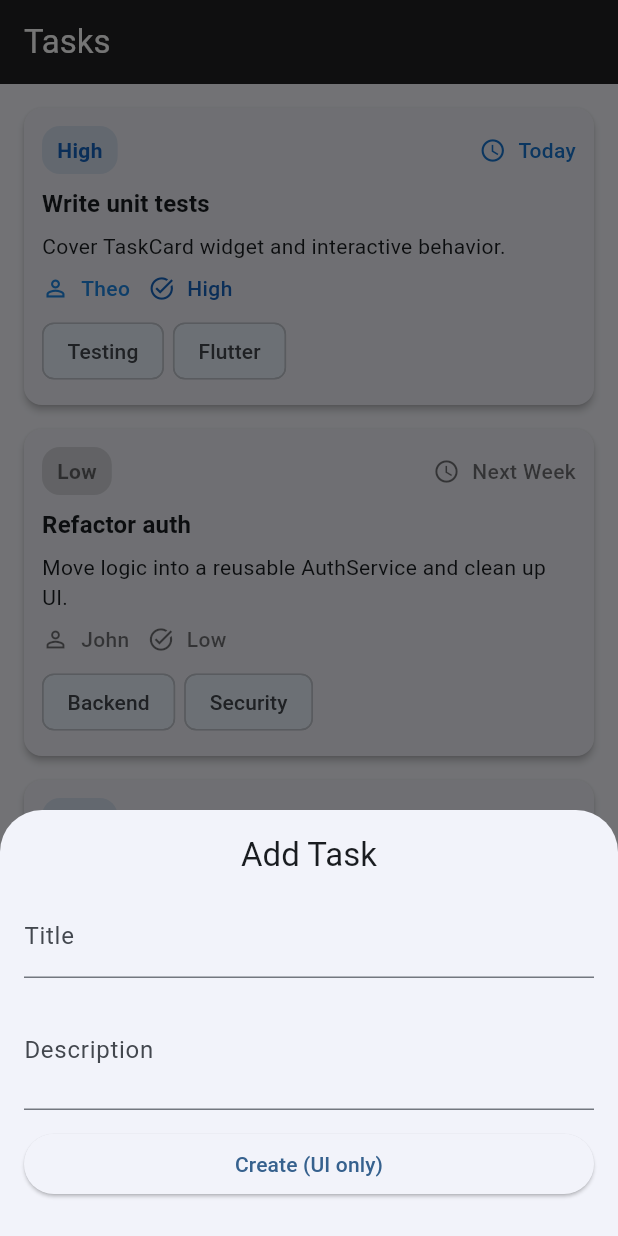
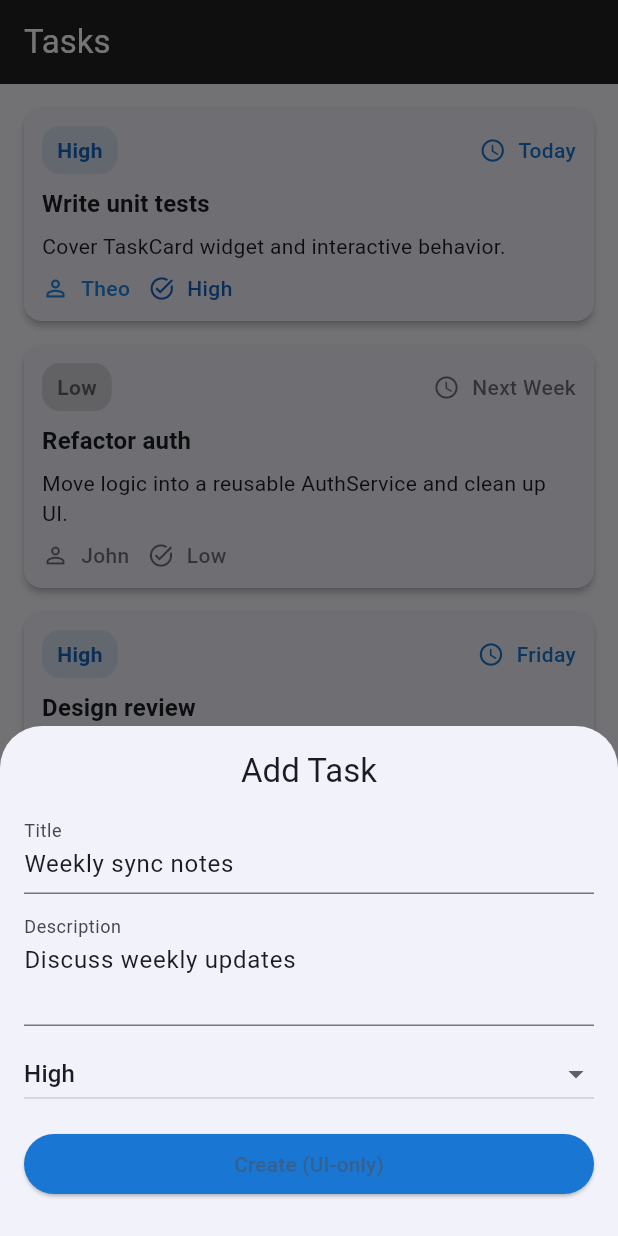
Before and after one commit to Theo-retical808/exercises, a Flutter app: the screen it shows after launch, after a tap on the "add" icon, on a phone screen of 412 x 824 dp. Run offline on Flutter 3.47's test engine with Material 3 defaults, Android fonts, the light colour scheme and no system bars.

Commit message:
C: customized FAB modal

```diff
--- a/lib/main.dart
+++ b/lib/main.dart
@@ -72,9 +72,7 @@ class TaskListPage extends StatelessWidget {
             priority: t['priority']! as String,
             dueDate: t['dueDate'] as String?,
             assignee: t['assignee'] as String?,
-            tags: t['tags'] != null
-                ? List<String>.from(t['tags']! as List)
-                : null,
+            tags: (t['tags'] as List<dynamic>?)?.cast<String>(),
           );
         },
       ),
@@ -86,10 +84,15 @@ class TaskListPage extends StatelessWidget {
   }
 
   void _openAddModal(BuildContext context) {
+    final titleController = TextEditingController(text: 'Weekly sync notes');
+    final descController = TextEditingController(text: 'Discuss weekly updates');
+    String selectedPriority = 'High';
+
     showModalBottomSheet(
       context: context,
       isScrollControlled: true,
-      builder: (_) {
+      builder: (_) => StatefulBuilder(
+        builder: (context, setState) {
           return Padding(
             padding: EdgeInsets.only(
               bottom: MediaQuery.of(context).viewInsets.bottom,
@@ -101,21 +104,47 @@ class TaskListPage extends StatelessWidget {
                 children: [
                   Text('Add Task', style: Theme.of(context).textTheme.titleLarge),
                   const SizedBox(height: 12),
-                const TextField(
-                  decoration: InputDecoration(labelText: 'Title'),
+                  TextField(
+                    controller: titleController,
+                    decoration: const InputDecoration(labelText: 'Title'),
                   ),
                   const SizedBox(height: 8),
-                const TextField(
+                  TextField(
+                    controller: descController,
                     maxLines: 2,
-                  decoration: InputDecoration(labelText: 'Description'),
+                    decoration: const InputDecoration(labelText: 'Description'),
+                  ),
+                  const SizedBox(height: 8),
+                  DropdownButton<String>(
+                    value: selectedPriority,
+                    isExpanded: true,
+                    items: ['High', 'Medium', 'Low']
+                        .map((p) => DropdownMenuItem(value: p, child: Text(p)))
+                        .toList(),
+                    onChanged: (v) {
+                      if (v != null) setState(() => selectedPriority = v);
+                    },
                   ),
                   const SizedBox(height: 12),
                   Row(
                     children: [
                       Expanded(
                         child: ElevatedButton(
-                        onPressed: () => Navigator.pop(context),
-                        child: const Text('Create (UI only)'),
+                          style: ElevatedButton.styleFrom(
+                            backgroundColor: Colors.blue.shade700,
+                          ),
+                          onPressed: () {
+                            Navigator.pop(context);
+                            ScaffoldMessenger.of(context).showSnackBar(
+                              SnackBar(
+                                content: Text(
+                                  '(UI-only) Task "${titleController.text}" created with priority $selectedPriority',
+                                ),
+                                duration: const Duration(seconds: 2),
+                              ),
+                            );
+                          },
+                          child: const Text('Create (UI-only)'),
                         ),
                       ),
                     ],
@@ -126,6 +155,7 @@ class TaskListPage extends StatelessWidget {
             ),
           );
         },
+      ),
     );
   }
 }
@@ -179,12 +209,16 @@ class TaskCard extends StatelessWidget {
             const SizedBox(height: 8),
             Text(
               title,
-              style: Theme.of(
-                context,
-              ).textTheme.titleMedium?.copyWith(fontWeight: FontWeight.bold),
+              style: Theme.of(context).textTheme.titleMedium?.copyWith(
+                    fontWeight: FontWeight.bold,
+                  ),
             ),
             const SizedBox(height: 6),
-            Text(description, maxLines: 2, overflow: TextOverflow.ellipsis),
+            Text(
+              description,
+              maxLines: 2,
+              overflow: TextOverflow.ellipsis,
+            ),
             const SizedBox(height: 8),
             Row(
               children: [
@@ -205,22 +239,6 @@ class TaskCard extends StatelessWidget {
                 ),
               ],
             ),
-            if (tags != null && tags!.isNotEmpty) ...[
-              const SizedBox(height: 8),
-              Wrap(
-                spacing: 6,
-                children: tags!
-                    .map(
-                      (tag) => Chip(
-                        label: Text(tag),
-                        backgroundColor: Colors.blue.shade50.withValues(
-                          alpha: 0.6,
-                        ),
-                      ),
-                    )
-                    .toList(),
-              ),
-            ],
           ],
         ),
       ),
@@ -229,12 +247,12 @@ class TaskCard extends StatelessWidget {
 }
 
 /// ---------------------------
-/// Small private sub-widget: PriorityBadge
+/// Small private sub-widget
 /// ---------------------------
 class _PriorityBadge extends StatelessWidget {
   final String priority;
 
-  const _PriorityBadge({super.key, required this.priority});
+  const _PriorityBadge({required this.priority});
 
   Color get _color =>
       priority.toLowerCase() == 'high' ? Colors.blue.shade800 : Colors.black54;
@@ -269,7 +287,7 @@ class IconLabel extends StatelessWidget {
     super.key,
     required this.icon,
     required this.label,
-    this.color = const Color.fromARGB(255, 0, 67, 122),
+    this.color,
     this.iconSize = 18.0,
     this.spacing = 8.0,
   });
```
Lines whose indentation alone changed are shown as unchanged.
